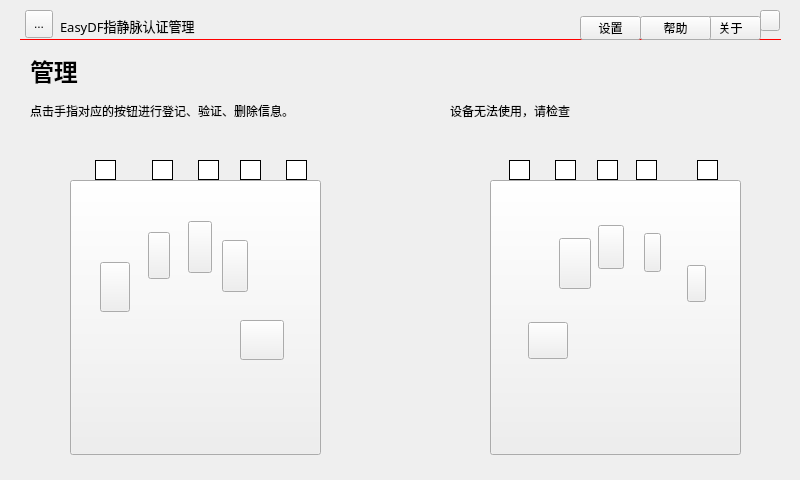
Qt form SysSafe-kylin/mainwindow.ui (gessd/whh) before a commit.
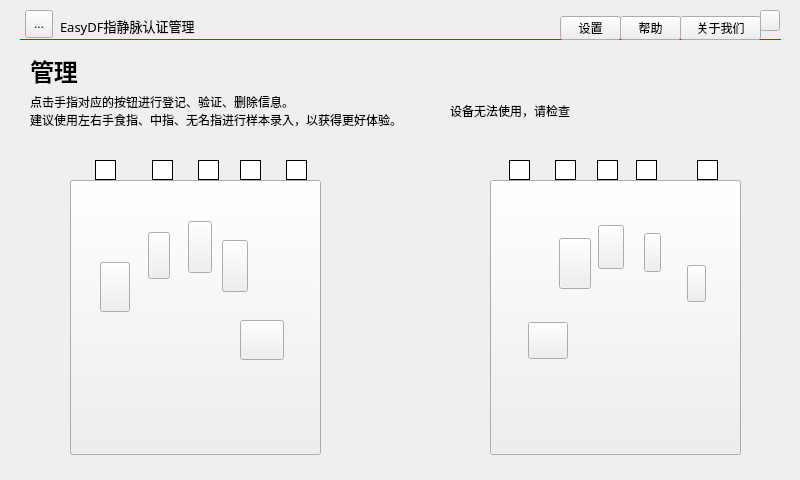
The same form after that commit. Icons and pictures are not drawn.

Commit message: 麒麟添加关于我们

Patch:
```diff
--- a/SysSafe-kylin/mainwindow.ui
+++ b/SysSafe-kylin/mainwindow.ui
@@ -92,7 +92,7 @@
     <widget class="QToolButton" name="btnTitleSet">
      <property name="geometry">
       <rect>
-       <x>560</x>
+       <x>540</x>
        <y>16</y>
        <width>61</width>
        <height>24</height>
@@ -137,9 +137,9 @@
     <widget class="QToolButton" name="btnTitleAbout">
      <property name="geometry">
       <rect>
-       <x>680</x>
+       <x>660</x>
        <y>16</y>
-       <width>61</width>
+       <width>81</width>
        <height>24</height>
       </rect>
      </property>
@@ -147,7 +147,7 @@
       <string>设置</string>
      </property>
      <property name="text">
-      <string>关于</string>
+      <string>关于我们</string>
      </property>
      <property name="icon">
       <iconset>
@@ -161,9 +161,9 @@
     <widget class="QToolButton" name="btnTitleHelp">
      <property name="geometry">
       <rect>
-       <x>620</x>
+       <x>600</x>
        <y>16</y>
-       <width>71</width>
+       <width>61</width>
        <height>24</height>
       </rect>
      </property>
@@ -246,7 +246,8 @@
        </rect>
       </property>
       <property name="text">
-       <string>点击手指对应的按钮进行登记、验证、删除信息。</string>
+       <string>点击手指对应的按钮进行登记、验证、删除信息。
+建议使用左右手食指、中指、无名指进行样本录入，以获得更好体验。</string>
       </property>
      </widget>
      <widget class="QToolButton" name="btnFinger_1">
```
The commit also changes 3 other files.
